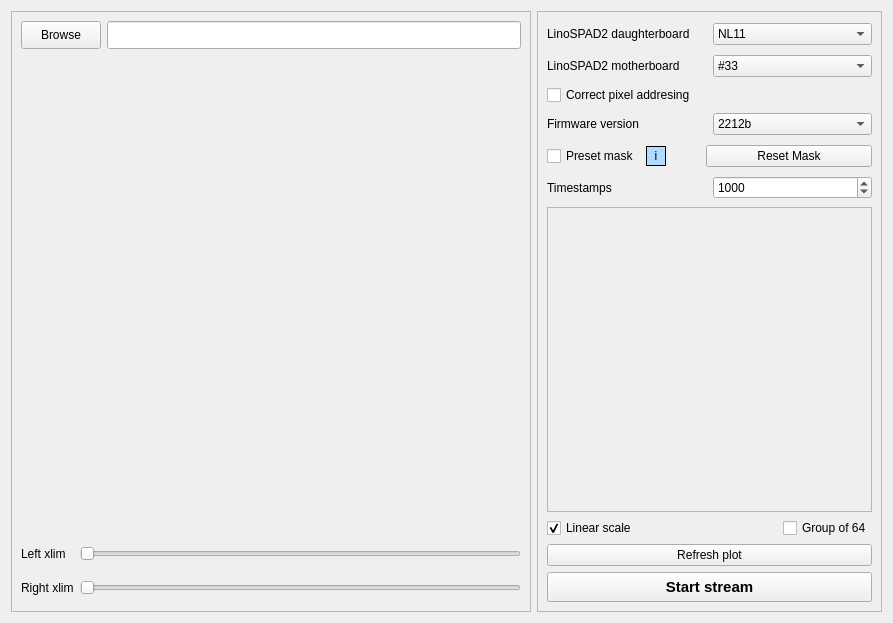
The window that src/LinoSPAD2app/gui/ui/LiveTimestamps_tab_c.ui (rngKomorebi/daplis-rtp) describes before a commit, drawn with Qt 5.
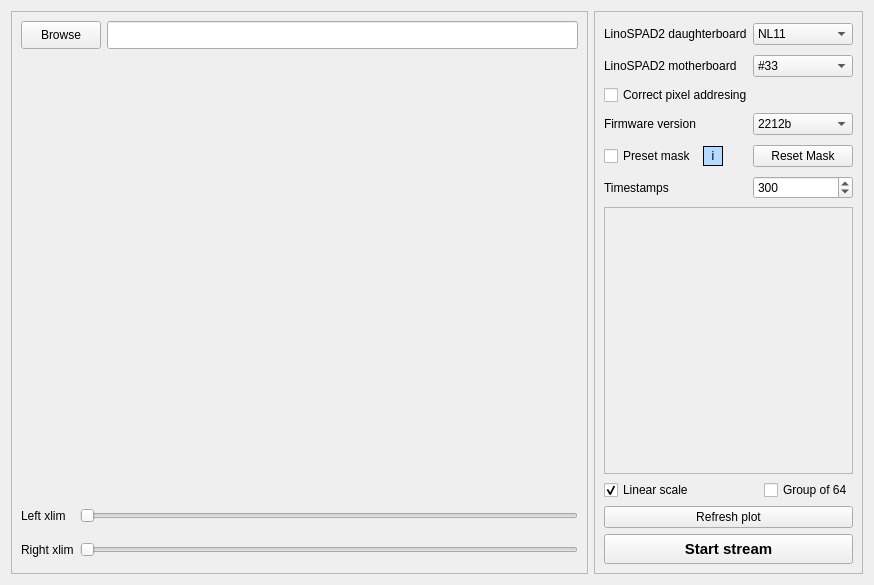
The same window after the commit.

Commit message: Ui updates, new tab for MZI plots

Diff of the .ui file:
```diff
--- a/src/LinoSPAD2app/gui/ui/LiveTimestamps_tab_c.ui
+++ b/src/LinoSPAD2app/gui/ui/LiveTimestamps_tab_c.ui
@@ -6,8 +6,8 @@
    <rect>
     <x>0</x>
     <y>0</y>
-    <width>893</width>
-    <height>623</height>
+    <width>874</width>
+    <height>585</height>
    </rect>
   </property>
   <property name="windowTitle">
@@ -17,7 +17,7 @@
    <item row="0" column="1">
     <widget class="QFrame" name="frame_2">
      <property name="sizePolicy">
-      <sizepolicy hsizetype="Preferred" vsizetype="Preferred">
+      <sizepolicy hsizetype="Fixed" vsizetype="Preferred">
        <horstretch>0</horstretch>
        <verstretch>0</verstretch>
       </sizepolicy>
@@ -52,6 +52,21 @@
         </item>
         <item>
          <widget class="QComboBox" name="comboBox_mask_2">
+          <property name="enabled">
+           <bool>true</bool>
+          </property>
+          <property name="sizePolicy">
+           <sizepolicy hsizetype="Fixed" vsizetype="Fixed">
+            <horstretch>0</horstretch>
+            <verstretch>0</verstretch>
+           </sizepolicy>
+          </property>
+          <property name="minimumSize">
+           <size>
+            <width>100</width>
+            <height>0</height>
+           </size>
+          </property>
           <item>
            <property name="text">
             <string>NL11</string>
@@ -100,6 +115,18 @@
         </item>
         <item>
          <widget class="QComboBox" name="comboBox_mb_2">
+          <property name="sizePolicy">
+           <sizepolicy hsizetype="Fixed" vsizetype="Fixed">
+            <horstretch>0</horstretch>
+            <verstretch>0</verstretch>
+           </sizepolicy>
+          </property>
+          <property name="minimumSize">
+           <size>
+            <width>100</width>
+            <height>0</height>
+           </size>
+          </property>
           <item>
            <property name="text">
             <string>#33</string>
@@ -166,6 +193,18 @@
         </item>
         <item>
          <widget class="QComboBox" name="comboBox_FW_2">
+          <property name="sizePolicy">
+           <sizepolicy hsizetype="Fixed" vsizetype="Fixed">
+            <horstretch>0</horstretch>
+            <verstretch>0</verstretch>
+           </sizepolicy>
+          </property>
+          <property name="minimumSize">
+           <size>
+            <width>100</width>
+            <height>0</height>
+           </size>
+          </property>
           <item>
            <property name="text">
             <string>2212b</string>
@@ -382,9 +421,15 @@
         </item>
         <item>
          <widget class="QPushButton" name="pushButton_resetMask_2">
+          <property name="sizePolicy">
+           <sizepolicy hsizetype="Fixed" vsizetype="Fixed">
+            <horstretch>0</horstretch>
+            <verstretch>0</verstretch>
+           </sizepolicy>
+          </property>
           <property name="minimumSize">
            <size>
-            <width>166</width>
+            <width>100</width>
             <height>21</height>
            </size>
           </property>
@@ -424,6 +469,18 @@
         </item>
         <item>
          <widget class="QSpinBox" name="spinBox_timestamps_2">
+          <property name="sizePolicy">
+           <sizepolicy hsizetype="Fixed" vsizetype="Fixed">
+            <horstretch>0</horstretch>
+            <verstretch>0</verstretch>
+           </sizepolicy>
+          </property>
+          <property name="minimumSize">
+           <size>
+            <width>100</width>
+            <height>0</height>
+           </size>
+          </property>
           <property name="font">
            <font>
             <pointsize>9</pointsize>
@@ -433,7 +490,7 @@
            <number>1536</number>
           </property>
           <property name="value">
-           <number>1000</number>
+           <number>300</number>
           </property>
          </widget>
         </item>
@@ -455,8 +512,8 @@
           <rect>
            <x>0</x>
            <y>0</y>
-           <width>314</width>
-           <height>267</height>
+           <width>258</width>
+           <height>248</height>
           </rect>
          </property>
         </widget>
```
Left out of the diff: 78 changed lines with no effect on the pictures. The commit also changes 6 other files.
